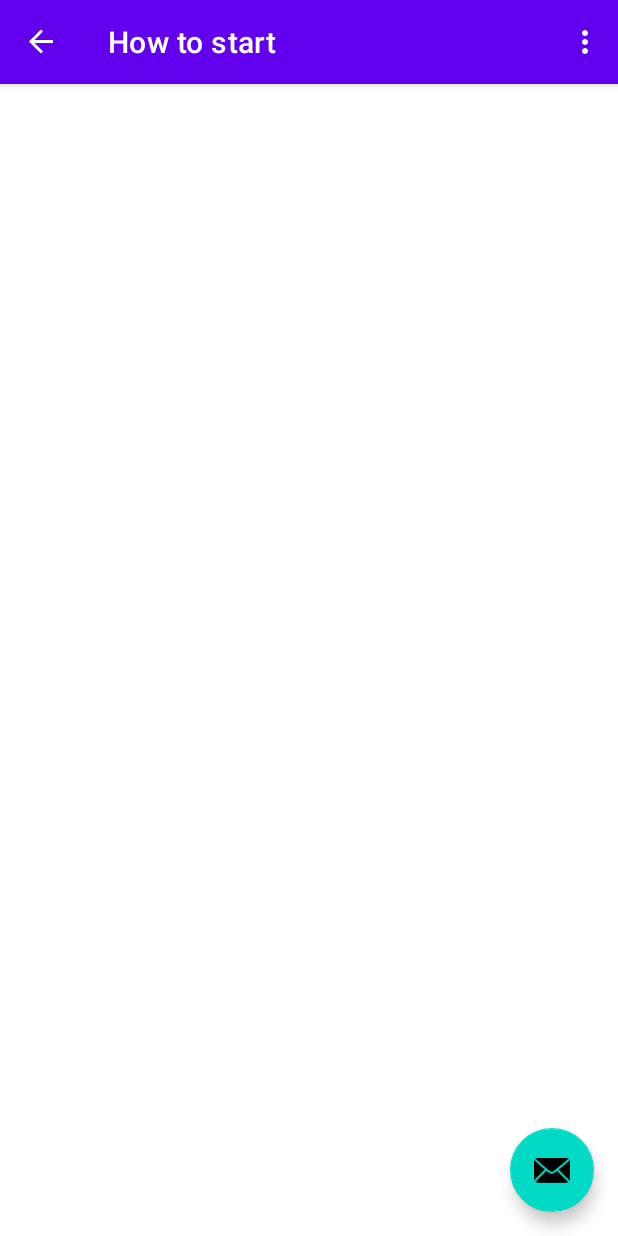
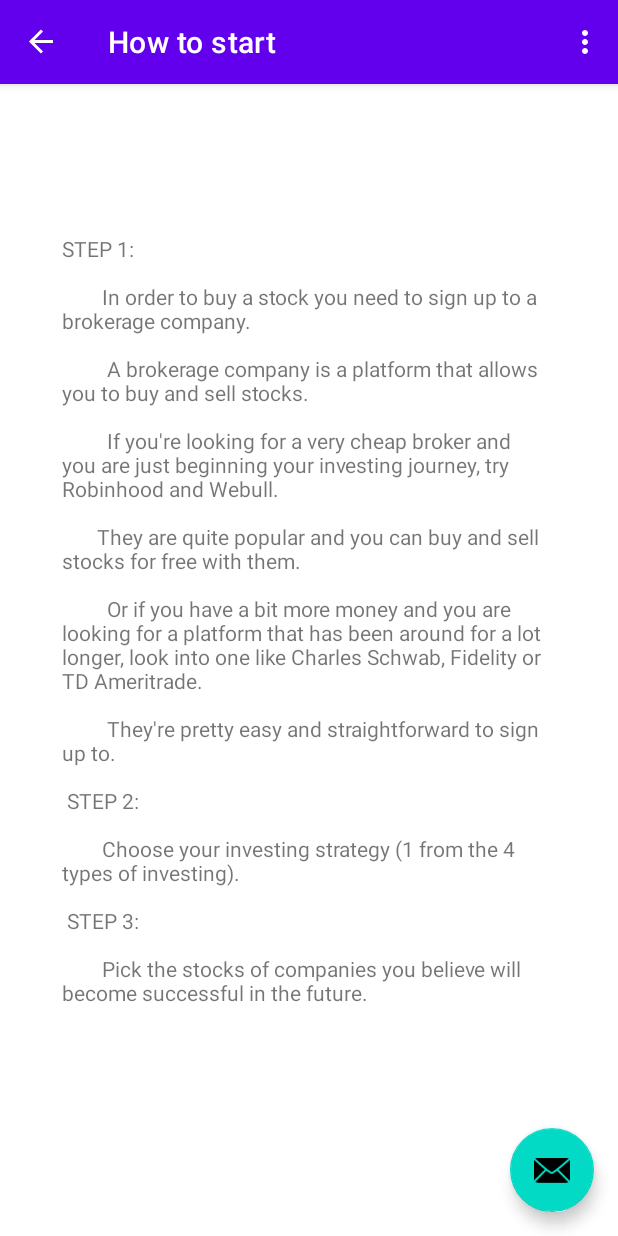
Before and after one commit to Surfy2004/StocksieApp, an Android app: the screen it shows after launch (MainActivity), in the side drawer, after a tap on "How to start fragment", on a phone screen of 412 x 824 dp. Run offline under Robolectric (Android 15) with nearby library versions, the light colour scheme and no system bars; our stand-ins replace navigation-ui.

Commit message:
HowToStartFragmentAddedText

```diff
--- a/app/src/main/res/layout/how_to_start_fragment.xml
+++ b/app/src/main/res/layout/how_to_start_fragment.xml
@@ -1,14 +1,48 @@
 <?xml version="1.0" encoding="utf-8"?>
-<FrameLayout xmlns:android="http://schemas.android.com/apk/res/android"
+<androidx.constraintlayout.widget.ConstraintLayout xmlns:android="http://schemas.android.com/apk/res/android"
     xmlns:tools="http://schemas.android.com/tools"
+    xmlns:app="http://schemas.android.com/apk/res-auto"
     android:layout_width="match_parent"
     android:layout_height="match_parent"
     tools:context=".HowToStartFragment">
 
     <TextView
+        android:id="@+id/text_home"
+        android:layout_width="match_parent"
+        android:layout_height="743dp"
+        android:layout_marginLeft="10dp"
+        android:textAlignment="center"
+        android:textSize="20sp"
+        app:layout_constraintBottom_toBottomOf="parent"
+        app:layout_constraintEnd_toEndOf="parent"
+        app:layout_constraintStart_toStartOf="parent"
+        app:layout_constraintTop_toTopOf="parent" />
+
+    <TextView
         android:id="@+id/textView6"
-        android:layout_width="wrap_content"
-        android:layout_height="wrap_content"
-        android:text="" />
+        android:layout_width="330dp"
+        android:layout_height="600dp"
+        android:text="\nSTEP 1:
+       \n
+       \n
+       In order to buy a stock you need to sign up to a brokerage company.
+        \n \n
+        A brokerage company is a platform that allows you to buy and sell stocks.
+\n \n
+        If you're looking for a very cheap broker and you are just beginning your investing journey, try Robinhood and Webull. \n \n       They are quite popular and you can buy and sell stocks for free with them. \n \n
+        Or if you have a bit more money and you are looking for a platform that has been around for a lot longer, look into one like Charles Schwab, Fidelity or TD Ameritrade. \n \n
+        They're pretty easy and straightforward to sign up to.
+\n\n
+STEP 2: \n\n
+       Choose your investing strategy (1 from the 4 types of investing).
+\n\n
+STEP 3: \n \n        Pick the stocks of companies you believe will become successful in the future.
+"
 
-</FrameLayout>
+        tools:layout_editor_absoluteX="53dp"
+        tools:layout_editor_absoluteY="65dp"
+        app:layout_constraintBottom_toBottomOf="parent"
+        app:layout_constraintEnd_toEndOf="parent"
+        app:layout_constraintStart_toStartOf="parent"
+        app:layout_constraintTop_toTopOf="parent"/>
+</androidx.constraintlayout.widget.ConstraintLayout>
```
